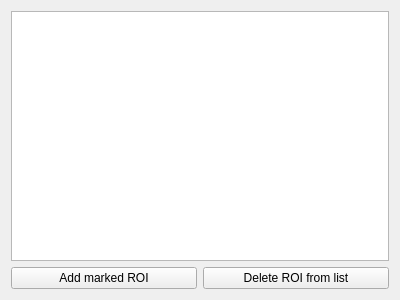
The window that GUI/qt/QtAddons/roimanager.ui (neutronimaging/imagingsuite) describes before a commit, drawn with Qt 5.
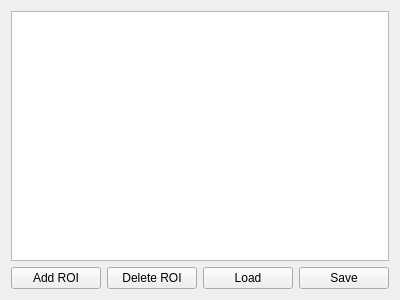
The same window after the commit.

Commit message: Revised the ROI manager to better handle labels. Added save roi list as json.

What changed in the file:
```diff
--- a/GUI/qt/QtAddons/roimanager.ui
+++ b/GUI/qt/QtAddons/roimanager.ui
@@ -26,14 +26,28 @@
      <item>
       <widget class="QPushButton" name="button_addROI">
        <property name="text">
-        <string>Add marked ROI</string>
+        <string>Add ROI</string>
        </property>
       </widget>
      </item>
      <item>
       <widget class="QPushButton" name="button_deleteROI">
        <property name="text">
-        <string>Delete ROI from list</string>
+        <string>Delete ROI</string>
+       </property>
+      </widget>
+     </item>
+     <item>
+      <widget class="QPushButton" name="button_load">
+       <property name="text">
+        <string>Load</string>
+       </property>
+      </widget>
+     </item>
+     <item>
+      <widget class="QPushButton" name="button_save">
+       <property name="text">
+        <string>Save</string>
        </property>
       </widget>
      </item>
```
The commit also changes 5 other files.
